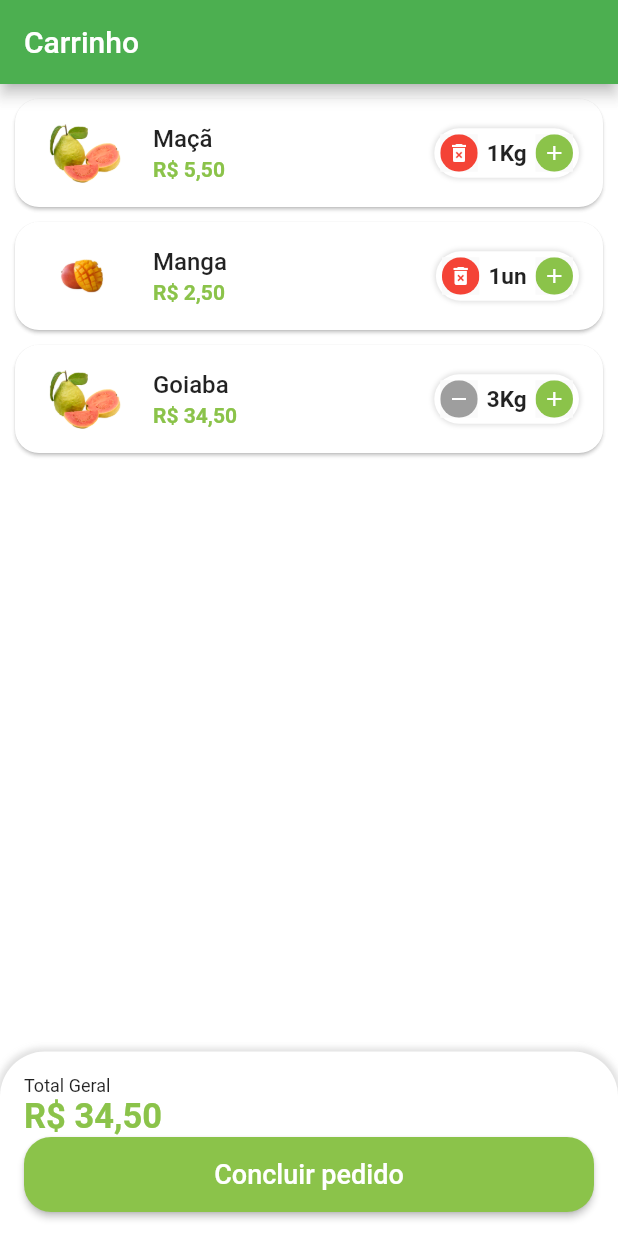
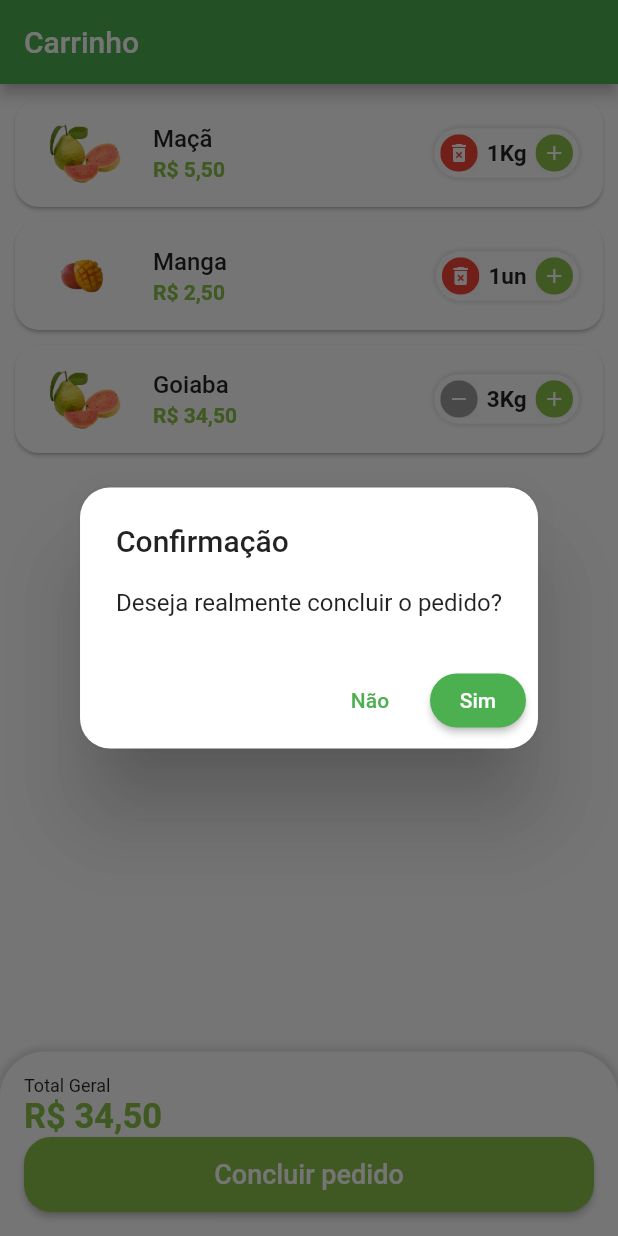
Before and after one commit to alexandrel5/greengrocer, a Flutter app: the CardTab screen opened directly, after a tap on "Concluir pedido", on a phone screen of 412 x 824 dp. Run offline on Flutter 3.47's test engine with Material 2 defaults, Android fonts, the phone set to English and light mode, and no system bars; our stand-ins replace animated_text_kit, badges, mask_text_input_formatter.

Commit message:
Concluindo tela carrinho

```diff
--- a/lib/src/pages/cart/cart_tab.dart
+++ b/lib/src/pages/cart/cart_tab.dart
@@ -91,7 +91,10 @@ class _CardTabState extends State<CardTab> {
                         borderRadius: BorderRadius.circular(18),
                       ),
                     ),
-                    onPressed: () {},
+                    onPressed: () async {
+                      bool? result = await showOrderConfirmation();
+                      print(result);
+                    },
                     child: const Text(
                       "Concluir pedido",
                       style: TextStyle(
@@ -107,4 +110,38 @@ class _CardTabState extends State<CardTab> {
       ),
     );
   }
+
+  Future<bool?> showOrderConfirmation() {
+    return showDialog<bool>(
+      context: context,
+      builder: (context) {
+        return AlertDialog(
+          shape: RoundedRectangleBorder(
+            borderRadius: BorderRadius.circular(20),
+          ),
+          title: const Text('Confirmação'),
+          content: const Text("Deseja realmente concluir o pedido?"),
+          actions: [
+            TextButton(
+              onPressed: () {
+                Navigator.of(context).pop(false);
+              },
+              child: const Text("Não"),
+            ),
+            ElevatedButton(
+              style: ElevatedButton.styleFrom(
+                shape: RoundedRectangleBorder(
+                  borderRadius: BorderRadius.circular(20),
+                ),
+              ),
+              onPressed: () {
+                Navigator.of(context).pop(true);
+              },
+              child: const Text("Sim"),
+            ),
+          ],
+        );
+      },
+    );
+  }
 }
```
